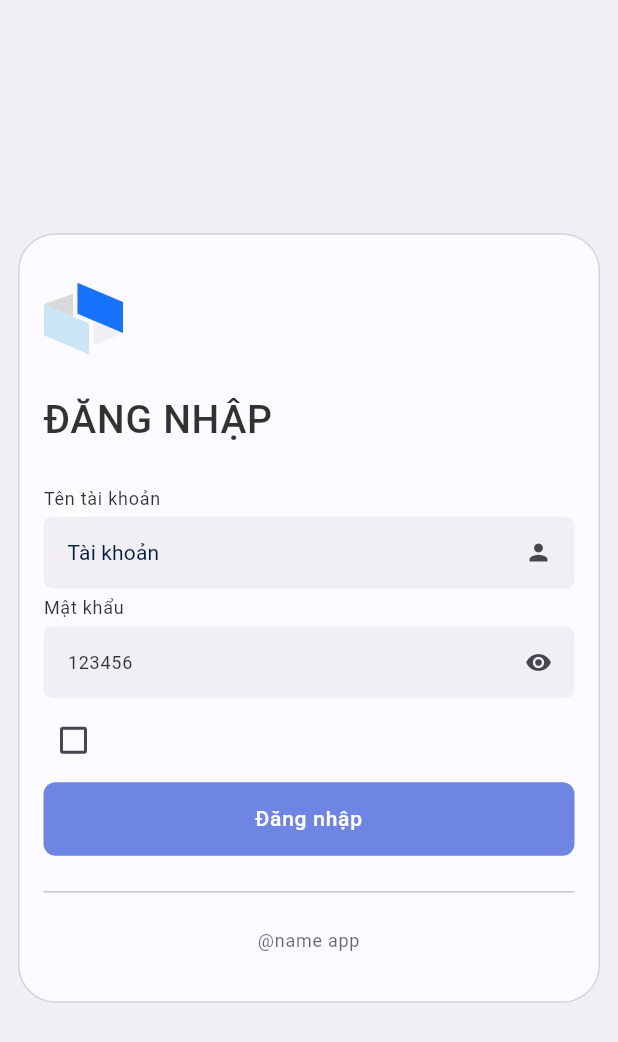
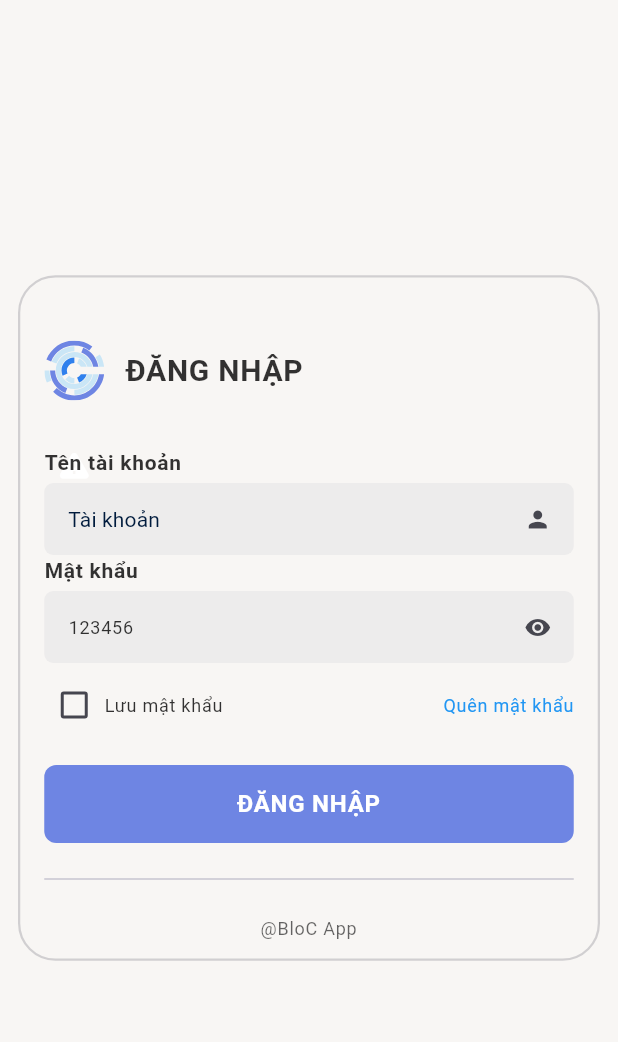
Before and after one commit to ThangStar/AZFood, a Flutter app: the LoginScreen screen opened directly, on a phone screen of 412 x 824 dp. Shown: the top 1042 px of the screen. Run offline on Flutter 3.47's test engine with Material 2 defaults, Android fonts, the light colour scheme and no system bars; our stand-ins replace bloc, dio, equatable, flutter_animate, flutter_bloc, flutter_dotenv and 3 more; accounts and stored records are empty; project files that could hold a hidden picture were left out.

Commit message:
final UI model
welcome, login, splash, home

```diff
--- a/front_end/lib/main.dart
+++ b/front_end/lib/main.dart
@@ -4,6 +4,7 @@ import 'package:restaurant_manager_app/ui/blocs/product/product_bloc.dart';
 import 'package:restaurant_manager_app/ui/screens/auth/login_screen.dart';
 import 'package:flutter_bloc/flutter_bloc.dart';
 import 'package:restaurant_manager_app/ui/blocs/auth/authentication_bloc.dart';
+import 'package:restaurant_manager_app/ui/screens/intro/splash_screen.dart';
 import 'package:restaurant_manager_app/ui/theme/color_schemes.dart';
 import 'package:restaurant_manager_app/ui/theme/text_theme.dart';
 
@@ -31,7 +32,7 @@ class MyApp extends StatelessWidget {
             colorScheme: lightColorScheme,
             textTheme: textTheme(context)),
         // darkTheme: ThemeData(useMaterial3: true, colorScheme: darkColorScheme),
-        home:const LoginScreen(),
+        home:const SplashScreen(),
       )
     );
   }
--- a/front_end/lib/ui/screens/auth/login_screen.dart
+++ b/front_end/lib/ui/screens/auth/login_screen.dart
@@ -87,10 +87,11 @@ class _LoginScreenState extends State<LoginScreen> {
         }
       },
       child: Scaffold(
-        backgroundColor: colorScheme(context).background,
+        backgroundColor: colorScheme(context).background.withOpacity(0.5),
         body: Container(
-          color: colorScheme(context).tertiary.withOpacity(0.3),
+          color: colorScheme(context).background,
           child: Center(
+            child: SingleChildScrollView(
               child: Column(
                 mainAxisAlignment: MainAxisAlignment.center,
                 children: [
@@ -98,27 +99,34 @@ class _LoginScreenState extends State<LoginScreen> {
                     decoration: BoxDecoration(
                         borderRadius: BorderRadius.circular(25),
                         border: Border.all(
-                          width: 1, color: colorScheme(context).tertiary),
-                      color: colorScheme(context).background),
+                            width: 1.5, color: colorScheme(context).outline.withOpacity(0.3)),
+                        color: colorScheme(context).background.withOpacity(0.3)),
                     margin: const EdgeInsets.symmetric(horizontal: 12),
                     padding:
-                      const EdgeInsets.symmetric(horizontal: 16, vertical: 32),
+                        const EdgeInsets.symmetric(horizontal: 16, vertical: 12),
                     child: Column(
                       crossAxisAlignment: CrossAxisAlignment.start,
                       children: [
-                      SvgPicture.asset('assets/svgs/logo.svg'),
+                        SizedBox(height: 30,),
+                        Row(
+                          children: [
+                            SvgPicture.asset('assets/svgs/logo.svg', width: 40,),
                             const SizedBox(
-                        height: 24,
+                              width: 14,
                             ),
                             Text(
                               "ĐĂNG NHẬP",
                               style: Theme.of(context)
                                   .textTheme
                                   .titleMedium
-                            ?.copyWith(fontWeight: FontWeight.w500),
+                                  ?.copyWith(fontWeight: FontWeight.bold,
+                                  fontSize: 20
+                              ),
+                            ),
+                          ],
                         ),
                         const SizedBox(
-                        height: 18,
+                          height: 25,
                         ),
                         MyAlert(
                           height: isShowAlert ? null : 0,
@@ -136,7 +144,7 @@ class _LoginScreenState extends State<LoginScreen> {
                             children: [
                               const Padding(
                                 padding: EdgeInsets.only(bottom: 4),
-                              child: Text("Tên tài khoản"),
+                                child: Text("Tên tài khoản",style: TextStyle(fontSize: 14, fontWeight: FontWeight.bold),)
                               ),
                               MyTextField(
                                 validator: (p0) {
@@ -159,8 +167,8 @@ class _LoginScreenState extends State<LoginScreen> {
                                 controller: usernameController,
                               ),
                               const Padding(
-                              padding: EdgeInsets.only(bottom: 4, top: 4),
-                              child: Text("Mật khẩu"),
+                                padding: EdgeInsets.only(bottom: 4),
+                                child: Text("Mật khẩu", style: TextStyle(fontSize: 14, fontWeight: FontWeight.bold),),
                               ),
                               MyTextField(
                                 validator: (p0) {
@@ -191,17 +199,28 @@ class _LoginScreenState extends State<LoginScreen> {
                         const SizedBox(
                           height: 8,
                         ),
+                        Row(
+                          mainAxisAlignment: MainAxisAlignment.spaceBetween,
+                          children: [
+                            Row(
+                              children: [
                                 MyCheckBox(
                                   value: cbxSaveLogin,
                                   onChanged: (p0) => _onChangeSaveLogin(p0!),
                                 ),
+                                const Text('Lưu mật khẩu')
+                              ],
+                            ),
+                            const Text('Quên mật khẩu', style: TextStyle(color: Colors.blue),)
+                          ],
+                        ),
                         const SizedBox(
-                        height: 8,
+                          height: 20,
                         ),
                         Hero(
                             tag: "login_hero",
                             child: MyButton(
-                            value: "Đăng nhập",
+                              value: "ĐĂNG NHẬP",
                               onPressed: () {
                                 authBloc.add(LoginAutEvent(
                                     username: usernameController.text,
@@ -218,7 +237,7 @@ class _LoginScreenState extends State<LoginScreen> {
                         SizedBox(
                             width: double.infinity,
                             child: Text(
-                            "@name app",
+                              "@BloC App",
                               textAlign: TextAlign.center,
                               style: TextStyle(
                                   color: colorScheme(context)
@@ -233,6 +252,7 @@ class _LoginScreenState extends State<LoginScreen> {
             ),
           ),
         ),
+      ),
     );
   }
 }
--- a/front_end/lib/ui/screens/home/home_screen.dart
+++ b/front_end/lib/ui/screens/home/home_screen.dart
@@ -85,11 +85,7 @@ class _HomeScreenState extends State<HomeScreen> {
           SingleChildScrollView(
             child: Container(
               decoration: BoxDecoration(
-                  color: colorScheme(context).onPrimary,
-                  image: const DecorationImage(
-                      fit: BoxFit.cover,
-                      alignment: Alignment.bottomCenter,
-                      image: AssetImage('assets/images/bg_main.png'))),
+                  color: colorScheme(context).background,),
               child: ClipRRect(
                   child: BackdropFilter(
                 filter: ImageFilter.blur(sigmaX: 80.0, sigmaY: 80.0),
--- a/front_end/lib/ui/screens/intro/splash_screen.dart
+++ b/front_end/lib/ui/screens/intro/splash_screen.dart
@@ -32,7 +32,7 @@ class _SplashScreenState extends State<SplashScreen> {
               SvgPicture.asset('assets/svgs/logo.svg', width: 230),
               const SizedBox(height: 80,),
               const SizedBox(
-                  width: 200,
+                  width: 180,
                   child: LinearProgressIndicator()),
               const SizedBox(height: 2,),
                Text("Đang tải..", style: Theme.of(context).textTheme.bodyLarge,)
--- a/front_end/lib/ui/theme/color_schemes.dart
+++ b/front_end/lib/ui/theme/color_schemes.dart
@@ -19,7 +19,7 @@ const lightColorScheme = ColorScheme(
   errorContainer: Color(0xFFFFDAD6),
   onError: Color(0xFFFFFFFF),
   onErrorContainer: Color(0xFF410002),
-  background: Color(0xFFFDFBFF),
+  background: Color(0xFFF8F6F4),
   onBackground: Color(0xFF001B3D),
   surface: Color(0xFFFDFBFF),
   onSurface: Color(0xFF001B3D),
--- a/front_end/lib/ui/widgets/my_button.dart
+++ b/front_end/lib/ui/widgets/my_button.dart
@@ -34,8 +34,8 @@ class MyButton extends StatelessWidget {
                   .textTheme
                   .bodyLarge
                   ?.copyWith(
-                fontWeight: FontWeight.w500,
-                fontSize: 14,
+                fontWeight: FontWeight.bold,
+                fontSize: 16,
                   color: isOutline ? colorScheme(context).scrim : colorScheme(
                       context).onPrimary),
             )),
```
Also changed, not shown: front_end/lib/ui/screens/auth/auth_screen.dart (+21 -80 lines), front_end/assets/svgs/logo.svg. Lines whose indentation alone changed are shown as unchanged.
